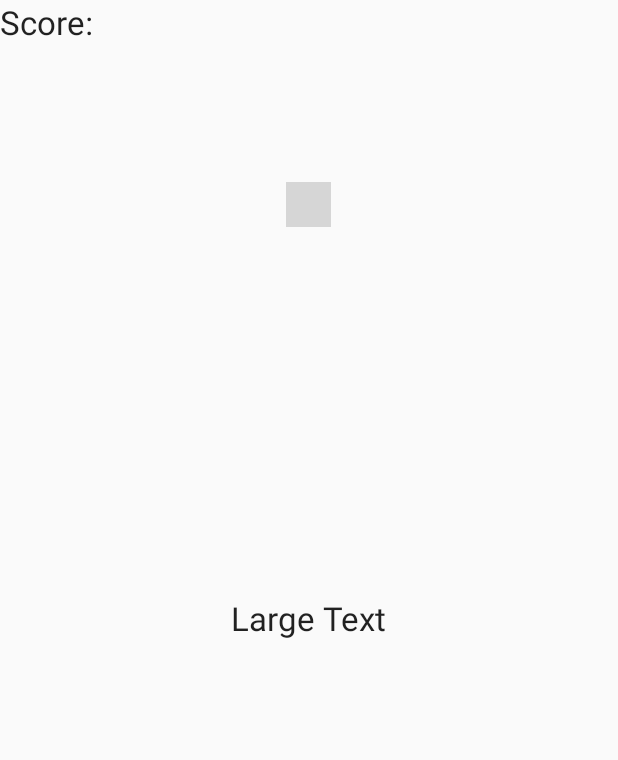
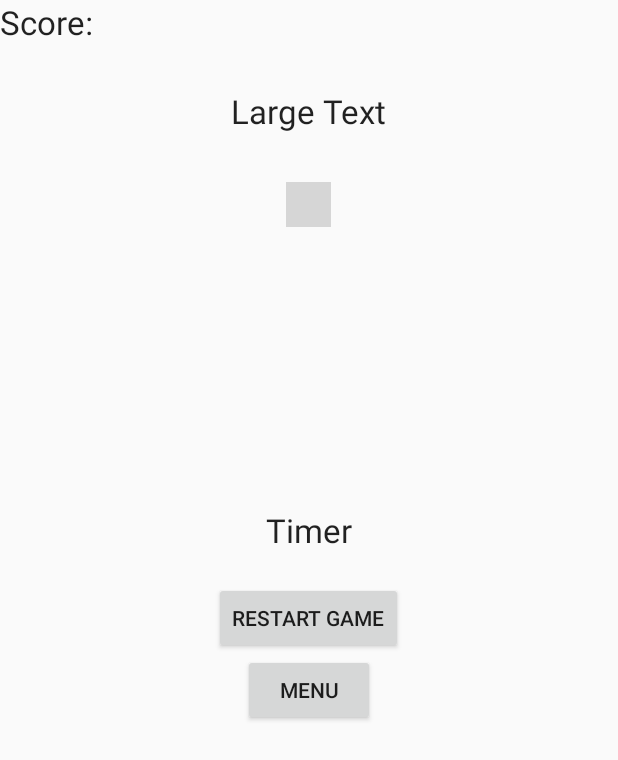
Before and after one commit to oujoseph/T.A.P., an Android app: the layout play_main.xml on its own in the app's theme, with its tools: preview values and no code run, on a phone screen of 412 x 824 dp. Shown: the top 760 px of the screen. Run offline under Robolectric (Android 15) with nearby library versions, the phone set to English and light mode, and no system bars; grey boxes are pictures that could not be loaded.

Commit message:
Made it only portrait mode, made the count down timer at the beginning to only display single digit instead of 00:00:00 format. Added a Restart Game and Menu button. Menu button works but Restart Game button does not work yet.

```diff
--- a/app/src/main/res/layout/play_main.xml
+++ b/app/src/main/res/layout/play_main.xml
@@ -18,10 +18,10 @@
         android:layout_height="wrap_content"
         android:textAppearance="?android:attr/textAppearanceLarge"
         android:text="Large Text"
-        android:id="@+id/gamestartcountdown"
-        android:layout_centerVertical="true"
-        android:layout_alignLeft="@+id/countdowntimer"
-        android:layout_alignStart="@+id/countdowntimer" />
+        android:id="@+id/gameover_textview"
+        android:layout_marginTop="30dp"
+        android:layout_below="@+id/countdowntimer"
+        android:layout_centerHorizontal="true" />
 
     <ImageButton
         android:layout_width="30dp"
@@ -44,4 +44,31 @@
         android:layout_alignParentLeft="true"
         android:layout_alignParentStart="true" />
 
+    <Button
+        android:layout_width="wrap_content"
+        android:layout_height="wrap_content"
+        android:text="Restart Game"
+        android:id="@+id/restart_button"
+        android:layout_centerVertical="true"
+        android:layout_centerHorizontal="true" />
+
+    <Button
+        android:layout_width="wrap_content"
+        android:layout_height="wrap_content"
+        android:text="Menu"
+        android:id="@+id/menu_button"
+        android:onClick="backToMenu"
+        android:layout_below="@+id/restart_button"
+        android:layout_centerHorizontal="true" />
+
+    <TextView
+        android:layout_width="wrap_content"
+        android:layout_height="wrap_content"
+        android:textAppearance="?android:attr/textAppearanceLarge"
+        android:text="Timer"
+        android:id="@+id/timer_view"
+        android:layout_marginBottom="20dp"
+        android:layout_above="@+id/restart_button"
+        android:layout_centerHorizontal="true" />
+
 </RelativeLayout>
```
Also changed, not shown: app/src/main/AndroidManifest.xml (+10 -5 lines), app/src/main/java/finalproject/tap/PlayActivity.java (+36 -15 lines).
